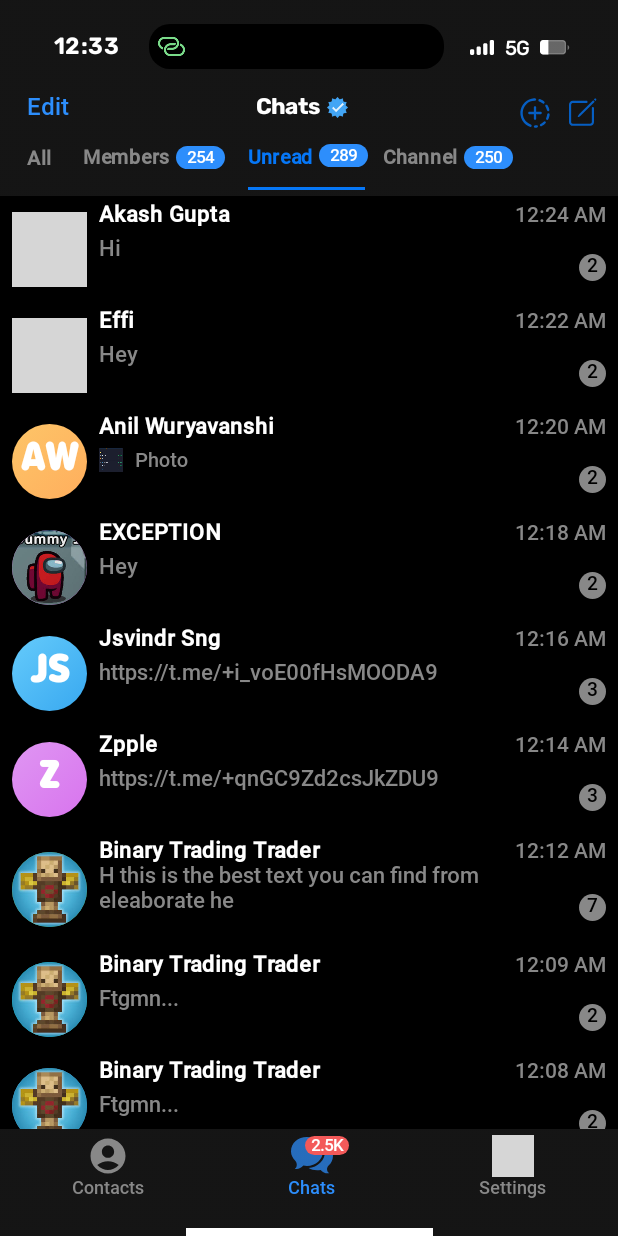
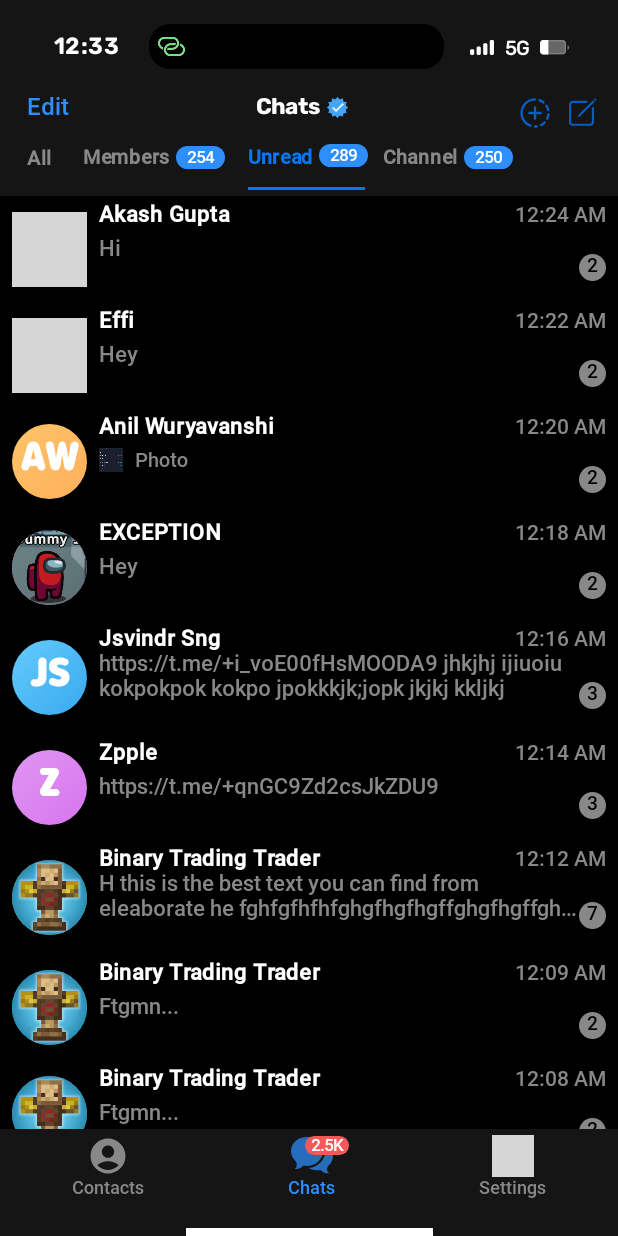
Before and after one commit to Kroy2905/JetPack, an Android app built with Jetpack Compose: the @Preview function TelegramScreenPreview, on a phone screen of 412 x 824 dp. Run offline under Robolectric (Android 15) with nearby library versions, the phone set to English and light mode, and no system bars; grey boxes are pictures that could not be loaded.

Commit message:
ChaTBubble message length checked  checked

```diff
--- a/app/src/main/java/com/kroy/sseditor/screens/ChatrScreen.kt
+++ b/app/src/main/java/com/kroy/sseditor/screens/ChatrScreen.kt
@@ -677,7 +677,7 @@
                                 fontFamily = CustomRobotoMediumFontFamily,
                                 fontSize = 13.5.sp,
                                 fontWeight = FontWeight.Thin,
-                                maxLines = 2,
+                                maxLines = 1,
                                 overflow = TextOverflow.Ellipsis
                             )
                         }
@@ -789,9 +789,9 @@
         ChatItem("Effi", "Hey", SelectedClient.time, Utils.getBitmapFromResource(context,R.drawable.b), Random.nextInt(2, 5)),
         ChatItem("Anil Wuryavanshi", "", SelectedClient.time, null, Random.nextInt(2, 5)),
         ChatItem("EXCEPTION", "Hey", SelectedClient.time,Utils.getBitmapFromResource(context,R.drawable.f), Random.nextInt(2, 10)),
-        ChatItem("Jsvindr Sng", "https://t.me/+i_voE00fHsMOODA9", SelectedClient.time,null, Random.nextInt(2, 5)),
+        ChatItem("Jsvindr Sng", "https://t.me/+i_voE00fHsMOODA9 jhkjhj ijiuoiu kokpokpok kokpo jpokkkjk;jopk jkjkj kkljkj", SelectedClient.time,null, Random.nextInt(2, 5)),
         ChatItem("Zpple", "https://t.me/+qnGC9Zd2csJkZDU9", SelectedClient.time,null, Random.nextInt(2, 5)),
-        ChatItem("Binary Trading Trader", "H this is the best text you can find from eleaborate he ", SelectedClient.time,Utils.getBitmapFromResource(context,R.drawable.a), Random.nextInt(2, 10)),
+        ChatItem("Binary Trading Trader", "H this is the best text you can find from eleaborate he fghfgfhfhfghgfhgfhgffghgfhgffghgfhgfhfghgfhgfhfghgfhgfhgfhgfhgfh ", SelectedClient.time,Utils.getBitmapFromResource(context,R.drawable.a), Random.nextInt(2, 10)),
         ChatItem("Binary Trading Trader", "Ftgmn...", SelectedClient.time,Utils.getBitmapFromResource(context,R.drawable.a), Random.nextInt(2, 5)),
         ChatItem("Binary Trading Trader", "Ftgmn...", SelectedClient.time,Utils.getBitmapFromResource(context,R.drawable.a), Random.nextInt(2, 5)),
         ChatItem("Binary Trading Trader", "Ftgmn...", SelectedClient.time,Utils.getBitmapFromResource(context,R.drawable.a), Random.nextInt(2, 5)),
```
